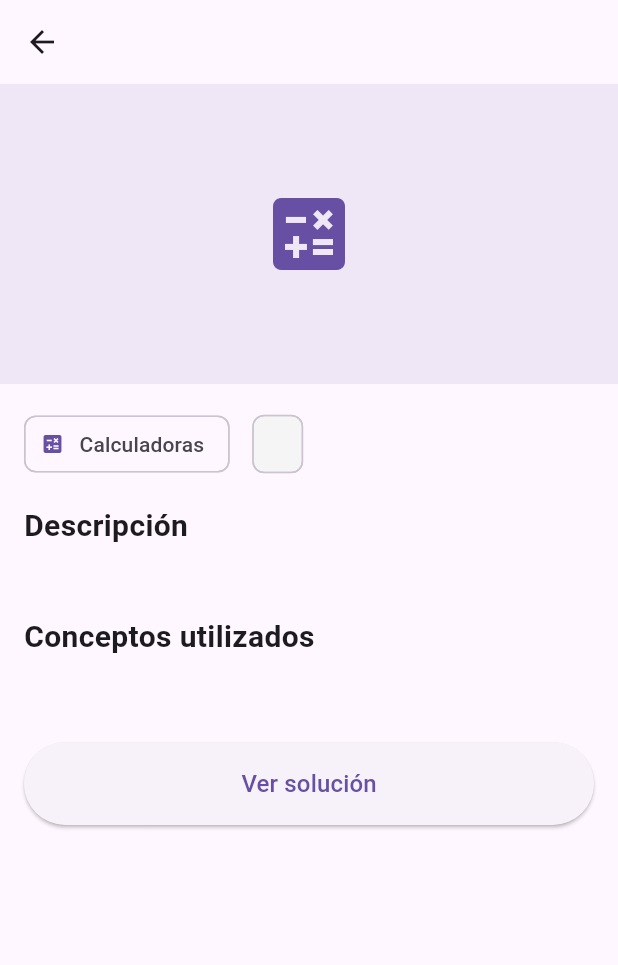
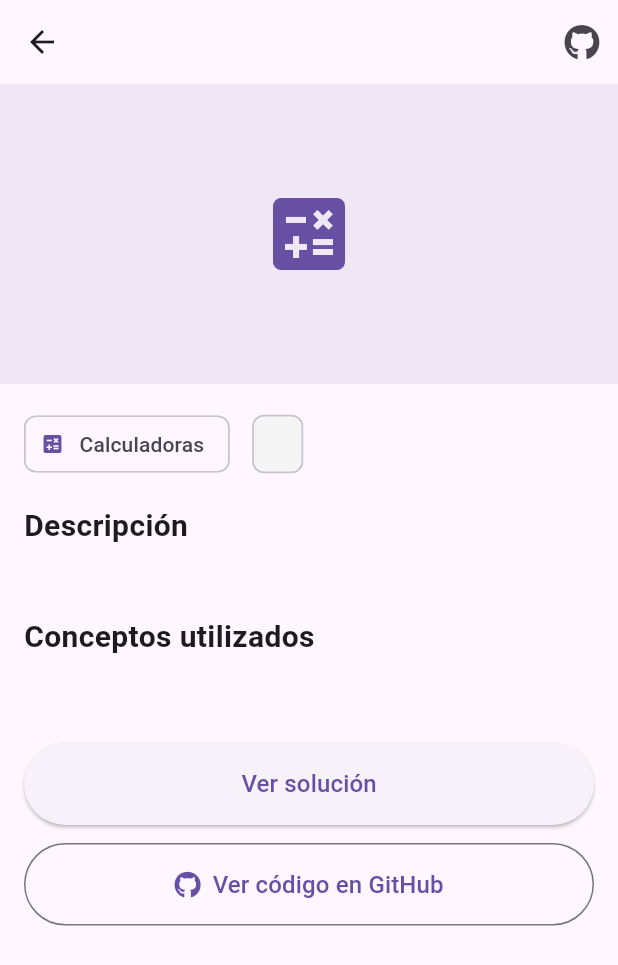
Before and after one commit to Yuzu02/ExerAPP, a Flutter app: the ExerciseDetailScreen screen opened directly with empty values, on a phone screen of 412 x 824 dp. Shown: the top 965 px of the screen. Run offline on Flutter 3.47's test engine with Material 3 defaults, Android fonts, the light colour scheme and no system bars; our stand-ins replace fluttertoast, font_awesome_flutter; missing offline and left inert: flutter_inappwebview.

Commit message:
feat(Exercise): :sparkles: Integrate url_launcher and fotn awesome icons plugins and add sum and student status widget

```diff
--- a/lib/provider/exercise_provider.dart
+++ b/lib/provider/exercise_provider.dart
@@ -2,6 +2,9 @@
 import 'package:exerapp/exercise/calculator_app.dart';
 import 'package:exerapp/exercise/ciclo_activity.dart';
 import 'package:exerapp/exercise/list_view.dart';
+import 'package:exerapp/exercise/promedio.dart';
+import 'package:exerapp/exercise/radio_button.dart';
+import 'package:exerapp/exercise/sumar.dart';
 import 'package:exerapp/models/exercise.dart';
 import 'package:exerapp/screens/extra/url_input_screen.dart';
 import 'package:flutter/foundation.dart';
@@ -40,18 +43,43 @@ class ExerciseProvider with ChangeNotifier {
         app: const CustomListView(),
         difficulty: "Fácil",
         tags: ["ListView", "StatelessWidget"],
-        concepts: ["ListView", "ListTile"]
-        ),
-        Exercise(
-          id : "4",
-          title : "webview",
-          description : "Muestra una página web en tu aplicación",
-          category : ExerciseCategory.utilities,
-          app : const UrlInputScreen(),
-          difficulty : "Intermedio",
-          tags : ["WebView", "StatefulWidget"],
-          concepts : ["webview", "webview_flutter"]
-        ),
+        concepts: ["ListView", "ListTile"]),
+    Exercise(
+        id: "4",
+        title: "webview",
+        description: "Muestra una página web en tu aplicación",
+        category: ExerciseCategory.utilities,
+        app: const UrlInputScreen(),
+        difficulty: "Intermedio",
+        tags: ["WebView", "StatefulWidget"],
+        concepts: ["webview", "webview_flutter"]),
+    Exercise(
+        id: '5',
+        title: 'Sumar',
+        description: 'Suma dos números',
+        category: ExerciseCategory.calculators,
+        app: const SumWidget(),
+        difficulty: 'Fácil',
+        tags: ['Suma', 'Básico'],
+        concepts: ['StatefulWidget', 'TextField', 'SnackBar']),
+    Exercise(
+        id: '6',
+        title: 'Promedio Estudiante',
+        description: 'Calcula el promedio de tres calificaciones',
+        category: ExerciseCategory.calculators,
+        app: const StudentStatusWidget(),
+        difficulty: 'Fácil',
+        tags: ['Promedio', 'Básico'],
+        concepts: ['StatefulWidget', 'TextField', 'SnackBar']),
+    Exercise(
+        id: '7',
+        title: 'RadioButton',
+        description: 'Calcula la suma o resta de dos números',
+        category: ExerciseCategory.calculators,
+        app: const RadioButtonWidget(),
+        difficulty: 'Fácil',
+        tags: ['RadioButton', 'Básico'],
+        concepts: ['StatefulWidget', 'TextField', 'SnackBar', 'Radio']),
     // Añade  más ejercicios aquí
   ];
 
--- a/lib/screens/exercise_details_screen.dart
+++ b/lib/screens/exercise_details_screen.dart
@@ -1,8 +1,9 @@
-//
-// lib/screens/exercise_detail_screen.dart
+// exercise_detail_screen.dart
+import 'package:exerapp/models/exercise.dart';
+import 'package:exerapp/screens/exercise_screen.dart';
 import 'package:flutter/material.dart';
-import '../models/exercise.dart';
-import 'exercise_screen.dart';
+import 'package:url_launcher/url_launcher.dart';
+import 'package:font_awesome_flutter/font_awesome_flutter.dart';
 
 class ExerciseDetailScreen extends StatelessWidget {
   final Exercise exercise;
@@ -12,11 +13,44 @@ class ExerciseDetailScreen extends StatelessWidget {
     required this.exercise,
   });
 
+  Future<void> _openGitHub(BuildContext context) async {
+    final Uri url = Uri.parse('https://github.com/Yuzu02/exerapp');
+    try {
+      if (!await launchUrl(
+        url,
+        mode: LaunchMode.externalApplication,
+      )) {
+        if (context.mounted) {
+          ScaffoldMessenger.of(context).showSnackBar(
+            const SnackBar(
+              content: Text('No se pudo abrir el repositorio'),
+            ),
+          );
+        }
+      }
+    } catch (e) {
+      if (context.mounted) {
+        ScaffoldMessenger.of(context).showSnackBar(
+          const SnackBar(
+            content: Text('Error al abrir el repositorio'),
+          ),
+        );
+      }
+    }
+  }
+
   @override
   Widget build(BuildContext context) {
     return Scaffold(
       appBar: AppBar(
         title: Text(exercise.title),
+        actions: [
+          IconButton(
+            icon: const FaIcon(FontAwesomeIcons.github),
+            onPressed: () => _openGitHub(context),
+            tooltip: 'Ver código en GitHub',
+          ),
+        ],
       ),
       body: SingleChildScrollView(
         child: Column(
@@ -94,6 +128,9 @@ class ExerciseDetailScreen extends StatelessWidget {
                   ),
                   const SizedBox(height: 24),
 
+                  // Botones de acción
+                  Column(
+                    children: [
                       // Botón para ver solución
                       SizedBox(
                         width: double.infinity,
@@ -115,6 +152,24 @@ class ExerciseDetailScreen extends StatelessWidget {
                             style: TextStyle(fontSize: 16),
                           ),
                         ),
+                      ),
+                      const SizedBox(height: 12),
+                      // Botón para ver repositorio
+                      SizedBox(
+                        width: double.infinity,
+                        child: OutlinedButton.icon(
+                          style: OutlinedButton.styleFrom(
+                            padding: const EdgeInsets.symmetric(vertical: 16),
+                          ),
+                          onPressed: () => _openGitHub(context),
+                          icon: const FaIcon(FontAwesomeIcons.github),
+                          label: const Text(
+                            'Ver código en GitHub',
+                            style: TextStyle(fontSize: 16),
+                          ),
+                        ),
+                      ),
+                    ],
                   ),
                 ],
               ),
--- a/pubspec.yaml
+++ b/pubspec.yaml
@@ -37,6 +37,8 @@ dependencies:
   # The following adds the Cupertino Icons font to your application.
   # Use with the CupertinoIcons class for iOS style icons.
   cupertino_icons: ^1.0.8
+  url_launcher: ^6.3.1
+  font_awesome_flutter: ^10.7.0
 
 dev_dependencies:
   flutter_test:
```
Also changed, not shown: lib/exercise/promedio.dart (added, +81 -0 lines), lib/exercise/radio_button.dart (added, +95 -0 lines), lib/exercise/sumar.dart (added, +65 -0 lines), lib/screens/exercise_screen.dart (+87 -44 lines), lib/screens/home_screen.dart (+21 -6 lines), lib/widgets/menu_widget.dart (deleted, +0 -18 lines), pubspec.lock, 5 other files. Lines whose indentation alone changed are shown as unchanged.
